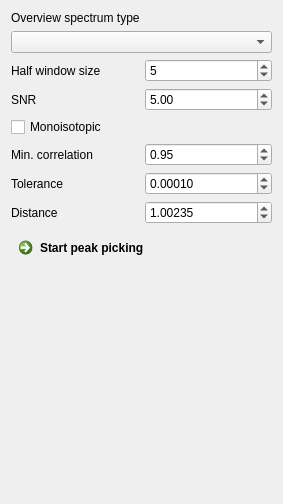
The window that Plugins/org.mitk.gui.qt.m2.PeakPicking/src/internal/m2PeakPickingViewControls.ui (m2aia/m2aia) describes before a commit, drawn with Qt 5.
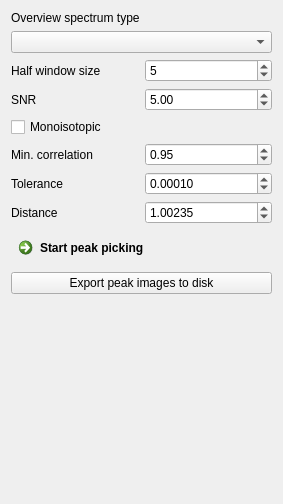
The same window after the commit.

Commit message: add ion image export using peak, update registration plugin

Patch:
```diff
--- a/Plugins/org.mitk.gui.qt.m2.PeakPicking/src/internal/m2PeakPickingViewControls.ui
+++ b/Plugins/org.mitk.gui.qt.m2.PeakPicking/src/internal/m2PeakPickingViewControls.ui
@@ -179,6 +179,13 @@
      </property>
     </widget>
    </item>
+   <item>
+    <widget class="QPushButton" name="btnExport">
+     <property name="text">
+      <string>Export peak images to disk</string>
+     </property>
+    </widget>
+   </item>
    <item>
     <spacer name="spacer1">
      <property name="orientation">
```
The commit also changes 8 other files.
